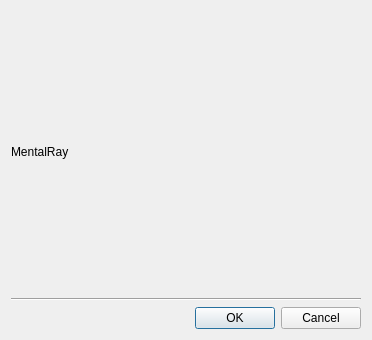
Old version of the form poc/golemPy/examples/gnr/ui/MentalRayDialog.ui in the repository golemfactory/clay.
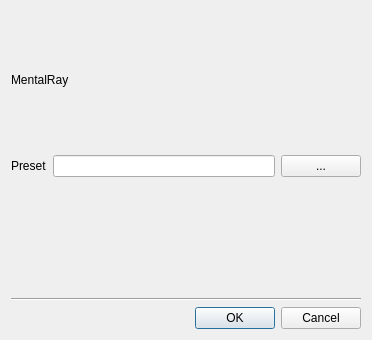
New version of the form.

Commit message: Wybór presetów dla Mental Raya

```diff
--- a/poc/golemPy/examples/gnr/ui/MentalRayDialog.ui
+++ b/poc/golemPy/examples/gnr/ui/MentalRayDialog.ui
@@ -30,20 +30,48 @@
      </property>
     </widget>
    </item>
-   <item row="3" column="0">
+   <item row="4" column="0">
     <widget class="QDialogButtonBox" name="buttonBox">
      <property name="standardButtons">
       <set>QDialogButtonBox::Cancel|QDialogButtonBox::Ok</set>
      </property>
     </widget>
    </item>
-   <item row="2" column="0">
+   <item row="3" column="0">
     <widget class="Line" name="line">
      <property name="orientation">
       <enum>Qt::Horizontal</enum>
      </property>
     </widget>
    </item>
+   <item row="2" column="0">
+    <layout class="QFormLayout" name="formLayout">
+     <property name="fieldGrowthPolicy">
+      <enum>QFormLayout::AllNonFixedFieldsGrow</enum>
+     </property>
+     <item row="0" column="0">
+      <widget class="QLabel" name="label">
+       <property name="text">
+        <string>Preset</string>
+       </property>
+      </widget>
+     </item>
+     <item row="0" column="1">
+      <layout class="QHBoxLayout" name="horizontalLayout">
+       <item>
+        <widget class="QLineEdit" name="presetLineEdit"/>
+       </item>
+       <item>
+        <widget class="QPushButton" name="presetButton">
+         <property name="text">
+          <string>...</string>
+         </property>
+        </widget>
+       </item>
+      </layout>
+     </item>
+    </layout>
+   </item>
   </layout>
  </widget>
  <resources/>
```
The commit also changes 4 other files.
